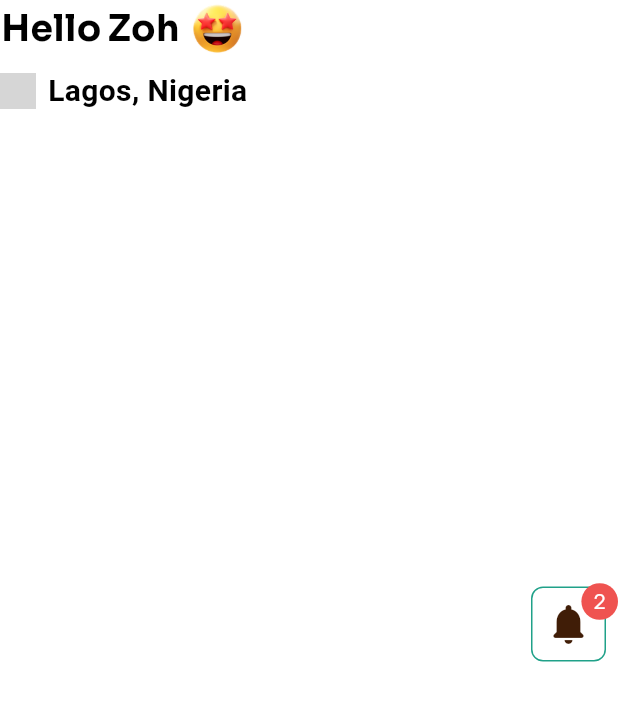
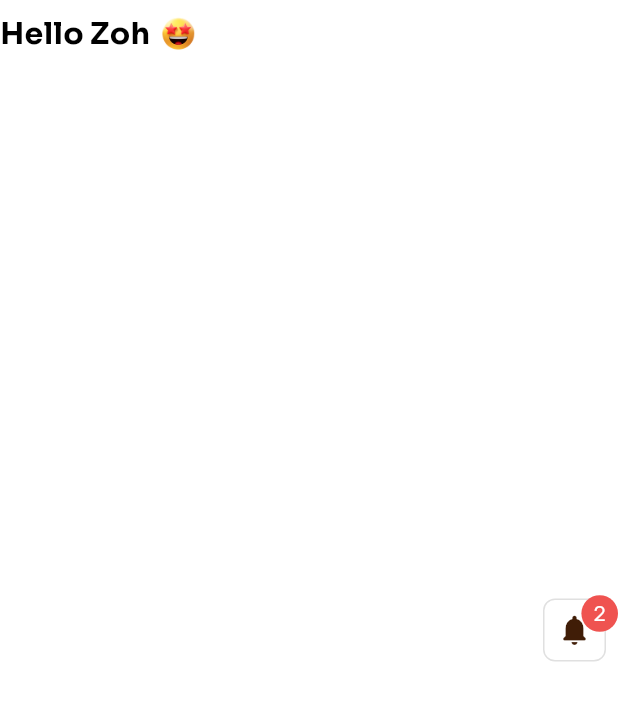
Before and after one commit to zoh01/fabrics_design, a Flutter app: the AppBarContainer widget shown alone on an empty page, opened directly, on a phone screen of 412 x 824 dp. Shown: the top 701 px of the screen. Run offline on Flutter 3.47's test engine with Material 3 defaults, Android fonts, the phone set to English and light mode, and no system bars; our stand-ins replace animate_do, animated_text_kit, carousel_slider, curved_navigation_bar, get, google_fonts; grey boxes are pictures that could not be loaded.

Commit message:
Home Design

```diff
--- a/lib/features/presentation/screens/home_screen/widgets/app_bar_container.dart
+++ b/lib/features/presentation/screens/home_screen/widgets/app_bar_container.dart
@@ -13,7 +13,9 @@ class AppBarContainer extends StatelessWidget {
 
   @override
   Widget build(BuildContext context) {
-    return Row(
+    return Padding(
+      padding: const EdgeInsets.only(top: ZohSizes.sm),
+      child: Row(
         mainAxisAlignment: MainAxisAlignment.spaceBetween,
         children: [
           Column(
@@ -23,7 +25,7 @@ class AppBarContainer extends StatelessWidget {
                   Text(
                       'Hello',
                       style: GoogleFonts.sora(
-                        fontSize: ZohSizes.defaultSpace,
+                          fontSize: ZohSizes.spaceBtwZoh,
                           fontWeight: FontWeight.bold
                       )
                   ),
@@ -31,32 +33,14 @@ class AppBarContainer extends StatelessWidget {
                   Text(
                       'Zoh',
                       style: GoogleFonts.sora(
-                        fontSize: ZohSizes.defaultSpace,
+                          fontSize: ZohSizes.spaceBtwZoh,
                           fontWeight: FontWeight.bold
                       )
                   ),
                   SizedBox(width: ZohSizes.cardRadiusXs),
                   Image(
                     image: AssetImage(ZohImageStrings.excited),
-                  height: ZohSizes.spaceBtwSections * 1.2,
-                ),
-              ],
-            ),
-            SizedBox(height: ZohSizes.sm),
-            Row(
-              children: [
-                Image(
-                  image: AssetImage(ZohImageStrings.location),
-                  height: ZohSizes.defaultSpace,
-                ),
-                SizedBox(width: ZohSizes.sm),
-                Text(
-                  'Lagos, Nigeria',
-                  style: TextStyle(
-                    fontFamily: 'Roboto',
-                    fontWeight: FontWeight.bold,
-                    fontSize: ZohSizes.spaceBtwZoh,
-                  ),
+                    height: ZohSizes.spaceBtwSections * .8,
                   ),
                 ],
               ),
@@ -69,13 +53,13 @@ class AppBarContainer extends StatelessWidget {
                 padding: EdgeInsets.all(ZohSizes.sm),
                 margin: EdgeInsets.only(top: ZohSizes.sm, right: ZohSizes.sm),
                 decoration: BoxDecoration(
-                border: Border.all(color: ZohColors.primaryColor),
+                  border: Border.all(color: ZohColors.grey),
                   borderRadius: BorderRadius.circular(ZohSizes.sm),
                 ),
                 child: Icon(
                   Icons.notifications_rounded,
                   color: ZohColors.darkColor,
-                size: ZohSizes.spaceBtwSections,
+                  size: ZohSizes.defaultSpace,
                 ),
               ),
               Positioned(
@@ -98,6 +82,7 @@ class AppBarContainer extends StatelessWidget {
             ],
           ),
         ],
+      ),
     );
   }
 }
--- a/lib/features/presentation/screens/home_screen/widgets/carousel_animations.dart
+++ b/lib/features/presentation/screens/home_screen/widgets/carousel_animations.dart
@@ -1,4 +1,5 @@
 import 'package:carousel_slider/carousel_slider.dart';
+import 'package:fabrics_design/utils/helper_functions/helper_functions.dart';
 import 'package:flutter/material.dart';
 
 import '../../../../../utils/constants/image_strings.dart';
@@ -31,6 +32,8 @@ class _CarouselAnimationsState extends State<CarouselAnimations> {
       children: [
         CarouselSlider(
           options: CarouselOptions(
+            height: ZohHelperFunctions.screenHeight() * .2,
+            viewportFraction: .85,
             autoPlay: true,
             autoPlayCurve: Curves.fastOutSlowIn,
             autoPlayAnimationDuration: Duration(milliseconds: 1000),
--- a/lib/features/presentation/screens/home_screen/widgets/search_container.dart
+++ b/lib/features/presentation/screens/home_screen/widgets/search_container.dart
@@ -16,7 +16,7 @@ class SearchContainer extends StatelessWidget {
       padding: EdgeInsets.all(ZohSizes.sm),
       decoration: BoxDecoration(
         borderRadius: BorderRadius.circular(ZohSizes.md),
-        color: ZohColors.primaryColor.withOpacity(.1),
+        color: ZohColors.secondaryColor.withOpacity(.2),
       ),
       child: SizedBox(
         width: ZohDeviceUtils.getScreenWidth() * .9,
--- a/lib/utils/constants/image_strings.dart
+++ b/lib/utils/constants/image_strings.dart
@@ -11,9 +11,9 @@ class ZohImageStrings {
   static const String american = "assets/images/category/american.png";
   static const String italian = "assets/images/category/italian.png";
   static const String jks = "assets/images/category/jks.png";
-  static const lace = "assets/images/category/lace.png";
-  static const wool = "assets/images/category/wool.png";
-  static const black = "assets/images/category/black_mat.png";
+  static const String lace = "assets/images/category/lace.png";
+  static const String wool = "assets/images/category/wool.png";
+  static const String black = "assets/images/category/black_mat.png";
 
   /// Icons Images
   static const String excited = "assets/icons/excited_icon.png";
```
Also changed, not shown: lib/features/domain/common/containers/circular_container.dart (added, +35 -0 lines), lib/features/domain/common/containers/header_container.dart (added, +61 -0 lines), lib/features/domain/common/custom_shapes/curved_edges.dart (added, +31 -0 lines), lib/features/domain/common/custom_shapes/curved_edges_widgets.dart (added, +21 -0 lines), lib/features/domain/common/texts/section_heading.dart (added, +37 -0 lines), lib/features/domain/models/category_model.dart (added, +14 -0 lines), lib/features/presentation/screens/home_screen/home_screen.dart (+52 -44 lines). Lines whose indentation alone changed are shown as unchanged.
